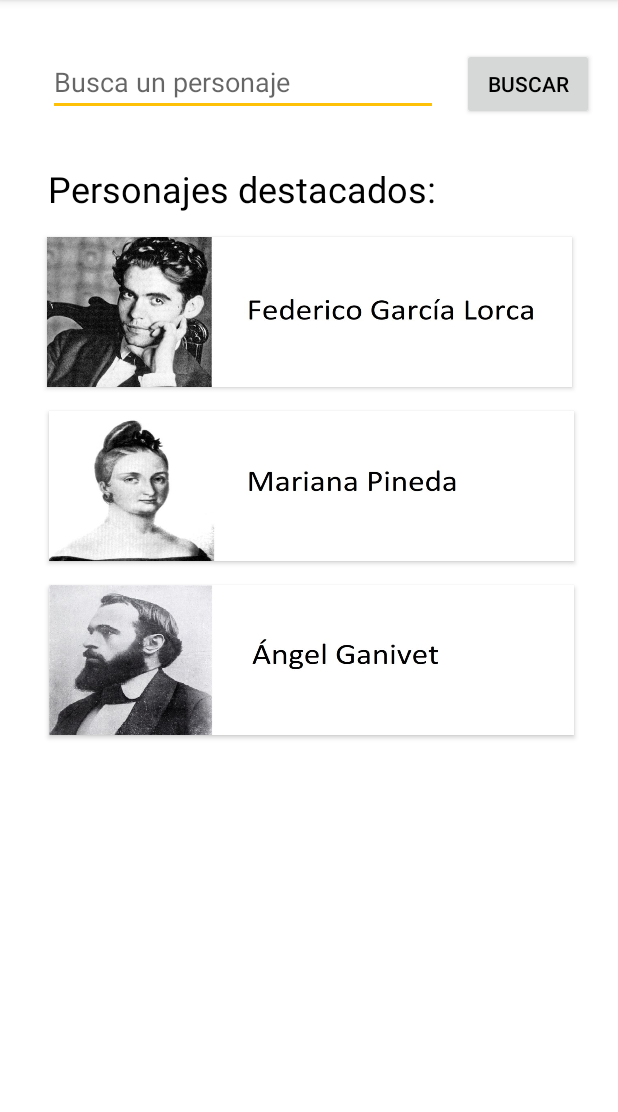
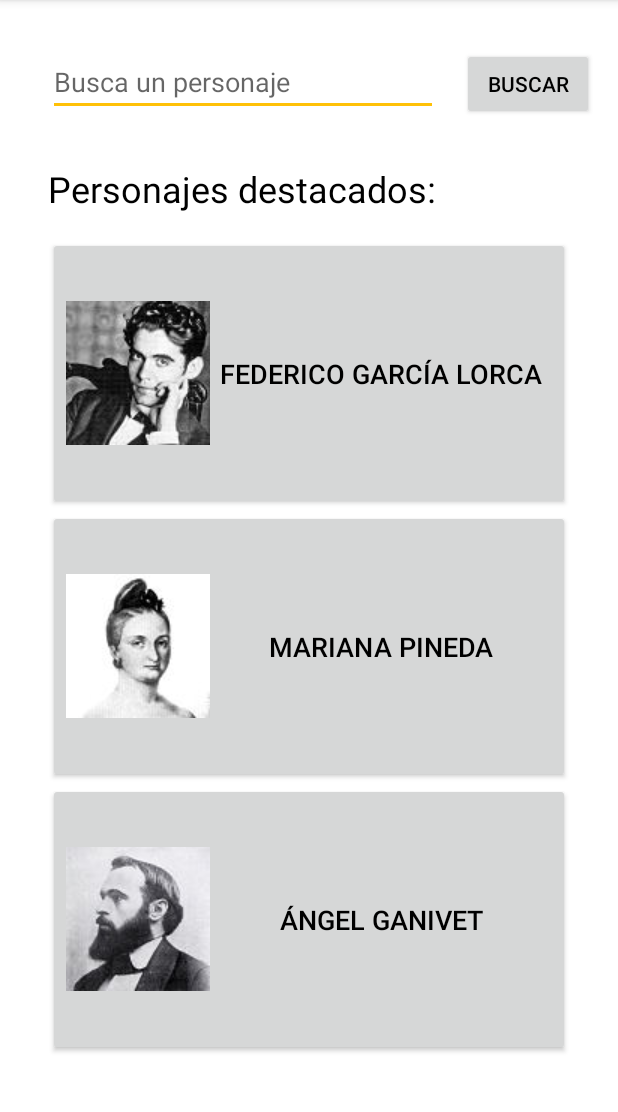
Before and after one commit to norbertoalfa/Rutas_Historicas, an Android app: the screen it shows after launch (MainActivity), on a phone screen of 412 x 824 dp, the part 84-1196 px from its top. Run offline under Robolectric (Android 15) with nearby library versions, the phone set to English and light mode, and no system bars.

Commit message:
Botones de personajes de pantalla principal con LinearLayout

```diff
--- a/app/src/main/res/layout/activity_main.xml
+++ b/app/src/main/res/layout/activity_main.xml
@@ -12,7 +12,6 @@
         android:layout_height="wrap_content"
         android:layout_marginStart="32dp"
         android:layout_marginTop="32dp"
-        android:layout_marginEnd="32dp"
         android:text="@string/personajes_destacados"
         android:textColor="@color/colorText"
         android:textSize="24sp"
@@ -22,47 +21,6 @@
         app:layout_constraintStart_toStartOf="parent"
         app:layout_constraintTop_toBottomOf="@+id/buscador_personajes" />
 
-    <Button
-        android:id="@+id/boton_federico"
-        android:layout_width="350dp"
-        android:layout_height="100dp"
-        android:layout_marginStart="64dp"
-        android:layout_marginTop="16dp"
-        android:layout_marginEnd="64dp"
-        android:background="@drawable/federico_img_text"
-        android:onClick="irPantallaPersonaje"
-        app:layout_constraintEnd_toEndOf="parent"
-        app:layout_constraintStart_toStartOf="parent"
-        app:layout_constraintTop_toBottomOf="@+id/personajes_destacados" />
-
-    <Button
-        android:id="@+id/boton_mariana_pineda"
-        android:layout_width="350dp"
-        android:layout_height="100dp"
-        android:layout_marginStart="64dp"
-        android:layout_marginTop="16dp"
-        android:layout_marginEnd="64dp"
-        android:background="@drawable/mariana_img_text"
-        android:onClick="irPantallaPersonaje"
-        app:layout_constraintEnd_toEndOf="parent"
-        app:layout_constraintHorizontal_bias="0.477"
-        app:layout_constraintStart_toStartOf="parent"
-        app:layout_constraintTop_toBottomOf="@+id/boton_federico" />
-
-    <Button
-        android:id="@+id/boton_angel_ganivet"
-        android:layout_width="350dp"
-        android:layout_height="100dp"
-        android:layout_marginStart="64dp"
-        android:layout_marginTop="16dp"
-        android:layout_marginEnd="64dp"
-        android:background="@drawable/ganivet_img_text"
-        android:onClick="irPantallaPersonaje"
-        app:layout_constraintEnd_toEndOf="parent"
-        app:layout_constraintHorizontal_bias="0.477"
-        app:layout_constraintStart_toStartOf="parent"
-        app:layout_constraintTop_toBottomOf="@+id/boton_mariana_pineda" />
-
     <EditText
         android:id="@+id/buscador_personajes"
         android:layout_width="0dp"
@@ -71,12 +29,12 @@
         android:layout_marginTop="32dp"
         android:ems="10"
         android:hint="@string/busca_personaje"
+        android:importantForAutofill="no"
         android:inputType="textPersonName"
         app:layout_constraintEnd_toStartOf="@+id/boton_buscar"
         app:layout_constraintHorizontal_bias="0.5"
         app:layout_constraintStart_toStartOf="parent"
-        app:layout_constraintTop_toTopOf="parent"
-        android:importantForAutofill="no" />
+        app:layout_constraintTop_toTopOf="parent" />
 
     <Button
         android:id="@+id/boton_buscar"
@@ -90,4 +48,50 @@
         app:layout_constraintStart_toEndOf="@+id/buscador_personajes"
         app:layout_constraintTop_toTopOf="parent" />
 
+    <LinearLayout
+        android:layout_width="match_parent"
+        android:layout_height="0dp"
+        android:layout_marginStart="32dp"
+        android:layout_marginTop="16dp"
+        android:layout_marginEnd="32dp"
+        android:layout_marginBottom="64dp"
+        android:orientation="vertical"
+        app:layout_constraintBottom_toBottomOf="parent"
+        app:layout_constraintEnd_toEndOf="parent"
+        app:layout_constraintHorizontal_bias="1.0"
+        app:layout_constraintStart_toStartOf="parent"
+        app:layout_constraintTop_toBottomOf="@+id/personajes_destacados"
+        app:layout_constraintVertical_bias="1.0">
+
+        <Button
+            android:id="@+id/boton_federico"
+            android:layout_width="match_parent"
+            android:layout_height="0dp"
+            android:layout_weight="1"
+            android:drawableStart="@drawable/federico_reducida"
+            android:onClick="irPantallaPersonaje"
+            android:text="@string/nombre_federico"
+            android:textSize="18sp" />
+
+        <Button
+            android:id="@+id/boton_mariana_pineda"
+            android:layout_width="match_parent"
+            android:layout_height="0dp"
+            android:layout_weight="1"
+            android:drawableLeft="@drawable/mariana_reducida"
+            android:onClick="irPantallaPersonaje"
+            android:text="@string/nombre_mariana"
+            android:textSize="18sp" />
+
+        <Button
+            android:id="@+id/boton_angel_ganivet"
+            android:layout_width="match_parent"
+            android:layout_height="0dp"
+            android:layout_weight="1"
+            android:drawableLeft="@drawable/ganivet_reducida"
+            android:onClick="irPantallaPersonaje"
+            android:text="@string/nombre_ganivet"
+            android:textSize="18sp" />
+    </LinearLayout>
+
 </androidx.constraintlayout.widget.ConstraintLayout>
--- a/app/src/main/res/values/strings.xml
+++ b/app/src/main/res/values/strings.xml
@@ -4,6 +4,8 @@
     <string name="buscar">Buscar</string>
     <string name="personajes_destacados">Personajes destacados:</string>
     <string name="nombre_federico">Federico García Lorca</string>
+    <string name="nombre_mariana">Mariana Pineda</string>
+    <string name="nombre_ganivet">Ángel Ganivet</string>
     <string name="descripcion_federico">Federico García Lorca era un poeta que...</string>
     <string name="iniciar_ruta">Iniciar ruta</string>
     <string name="nombre_pto_interes_1">Casa de Federico García Lorca</string>
```
Also changed, not shown: app/src/main/res/drawable/federico_reducida.jpg (added), app/src/main/res/drawable/ganivet.jpg (added), app/src/main/res/drawable/ganivet_reducida.jpg (added), app/src/main/res/drawable/mariana.jpg (added), app/src/main/res/drawable/mariana_reducida.jpg (added).
